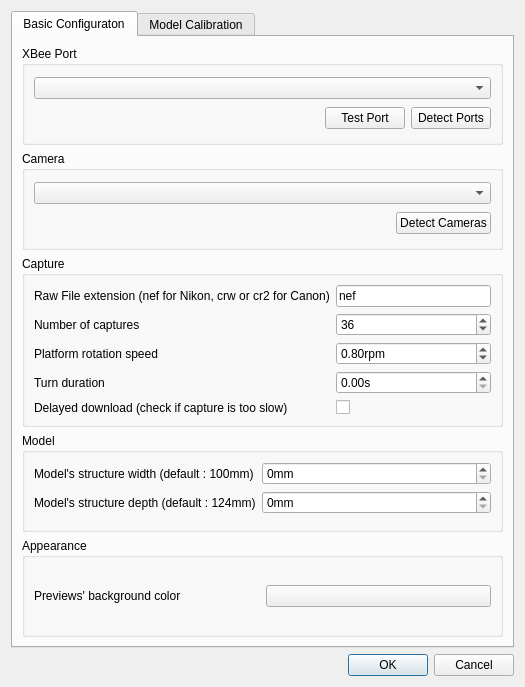
The window that pc/core/settingsform.ui (plule/pfe-costumes) describes before a commit, drawn with Qt 5.
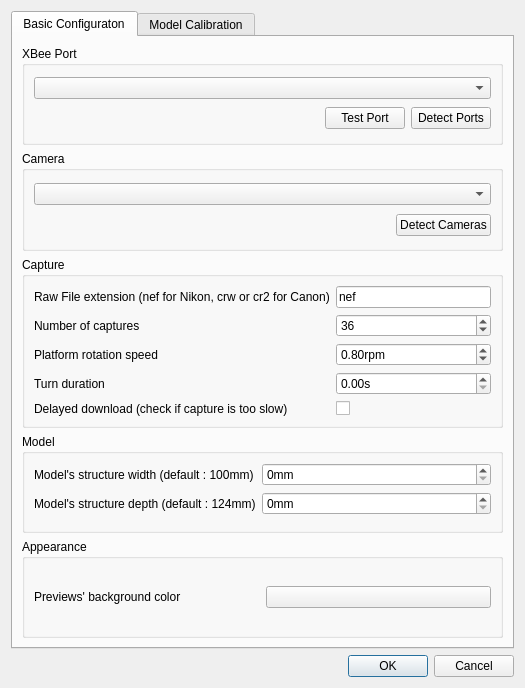
The same window after the commit. Icons and pictures are not drawn.

Diff of the .ui file:
```diff
--- a/pc/core/settingsform.ui
+++ b/pc/core/settingsform.ui
@@ -7,7 +7,7 @@
     <x>0</x>
     <y>0</y>
     <width>525</width>
-    <height>687</height>
+    <height>688</height>
    </rect>
   </property>
   <property name="windowTitle">
@@ -209,6 +209,9 @@
             <property name="suffix">
              <string>s</string>
             </property>
+            <property name="maximum">
+             <double>10000.000000000000000</double>
+            </property>
            </widget>
           </item>
           <item row="4" column="0">
```
